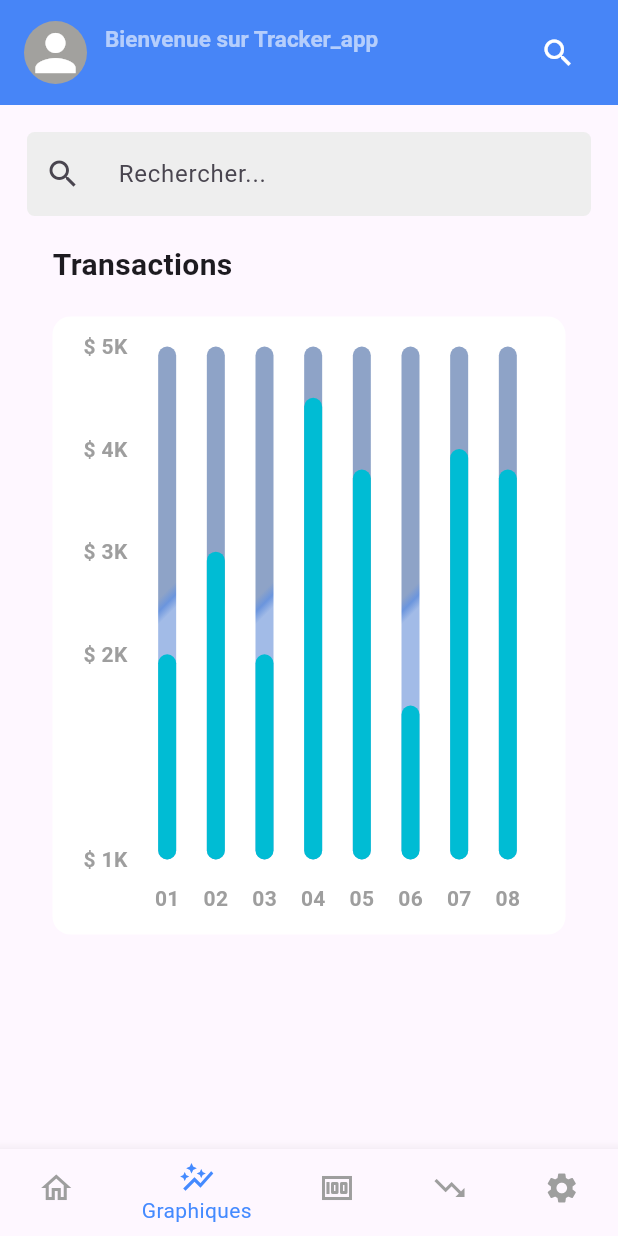
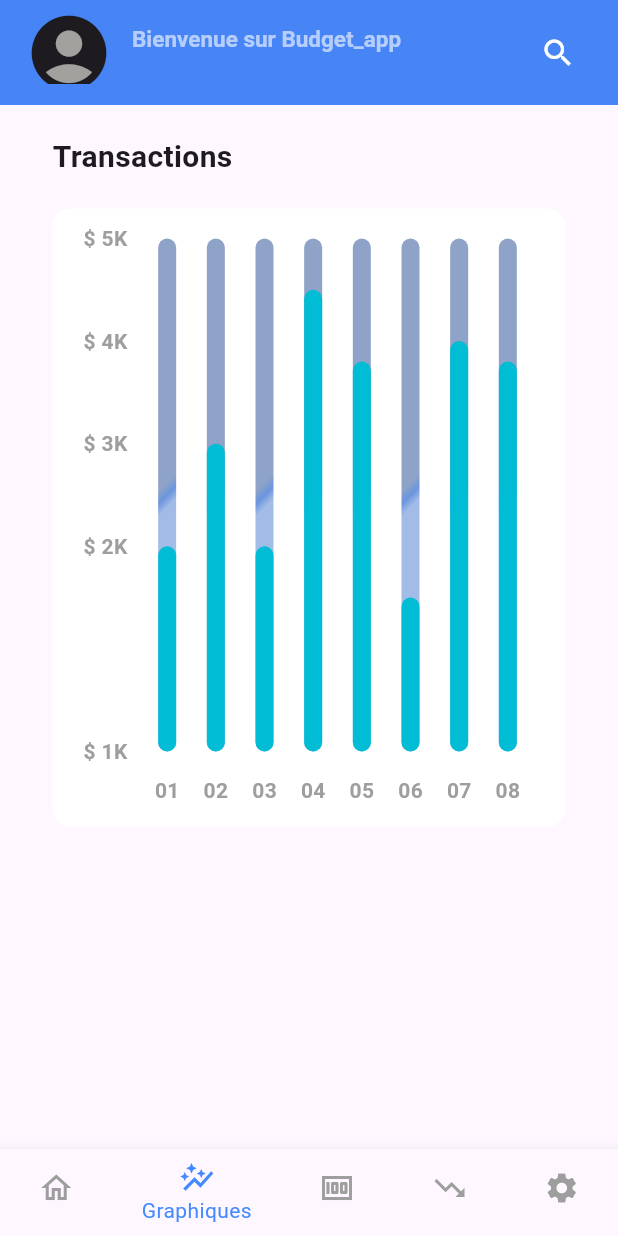
Before and after one commit to sammywasukundi/tracker_app, a Flutter app: the HomePage screen opened directly, item 2 of the bottom bar chosen, after a tap on the "search" icon, on a phone screen of 412 x 824 dp. Run offline on Flutter 3.47's test engine with Material 3 defaults, Android fonts, the phone set to English and light mode, and no system bars; drawn by our look-alikes of fl_chart; our stand-ins replace cloud_firestore, firebase_auth, firebase_core, firebase_storage, google_fonts, image_picker; missing offline and left inert: encrypt, pointycastle; accounts and stored records are empty.

Commit message:
display user profile

```diff
--- a/lib/main.dart
+++ b/lib/main.dart
@@ -1,6 +1,6 @@
+import 'package:budget_app/firebase_options.dart';
+import 'package:budget_app/screens/auth/main_page.dart';
 import 'package:flutter/material.dart';
-import 'package:tracker_app/firebase_options.dart';
-import 'package:tracker_app/screens/auth/main_page.dart';
 //import 'package:firebase_auth/firebase_auth.dart';
 import 'package:firebase_core/firebase_core.dart';
 
--- a/lib/screens/auth/auth_page.dart
+++ b/lib/screens/auth/auth_page.dart
@@ -1,8 +1,8 @@
 // ignore_for_file: prefer_const_constructors
 
+import 'package:budget_app/screens/auth/login.dart';
+import 'package:budget_app/screens/auth/register_page.dart';
 import 'package:flutter/material.dart';
-import 'package:tracker_app/screens/auth/login.dart';
-import 'package:tracker_app/screens/auth/register_page.dart';
 
 class AuthPage extends StatefulWidget {
   const AuthPage({super.key});
--- a/lib/screens/auth/login.dart
+++ b/lib/screens/auth/login.dart
@@ -1,8 +1,8 @@
 // ignore_for_file: prefer_const_constructors
 
+import 'package:budget_app/screens/auth/forgot_pwd_page.dart';
 import 'package:firebase_auth/firebase_auth.dart';
 import 'package:flutter/material.dart';
-import 'package:tracker_app/screens/auth/forgot_pwd_page.dart';
 //import 'package:flutter_spinkit/flutter_spinkit.dart';
 
 class LoginPage extends StatefulWidget {
@@ -123,7 +123,7 @@ class _LoginPageState extends State<LoginPage> {
                   height: 35,
                 ),
                 Text(
-                  'Connectez-vous sur Tracker_app',
+                  'Connectez-vous sur Budget_app',
                   style: TextStyle(fontSize: 18, fontWeight: FontWeight.w500),
                 ),
                 SizedBox(
--- a/lib/screens/auth/main_page.dart
+++ b/lib/screens/auth/main_page.dart
@@ -1,8 +1,8 @@
+import 'package:budget_app/screens/auth/auth_page.dart';
+import 'package:budget_app/screens/home/pages/welcome.dart';
 import 'package:firebase_auth/firebase_auth.dart';
 import 'package:flutter/material.dart';
-import 'package:tracker_app/screens/auth/auth_page.dart';
-//import 'package:tracker_app/screens/home/home_page.dart';
-import 'package:tracker_app/screens/home/pages/welcome.dart';
+
 
 class MainPage extends StatelessWidget {
   const MainPage({super.key});
--- a/lib/screens/home/home_page.dart
+++ b/lib/screens/home/home_page.dart
@@ -1,20 +1,20 @@
 // ignore_for_file: prefer_const_constructors, prefer_const_literals_to_create_immutables, sort_child_properties_last
 
 //import 'package:firebase_storage/firebase_storage.dart';
+import 'package:budget_app/screens/home/main_screen.dart';
+import 'package:budget_app/screens/home/pages/forms/expense.dart';
+import 'package:budget_app/screens/home/pages/graphs/graph.dart';
+import 'package:budget_app/screens/home/pages/settings.dart';
+import 'package:budget_app/screens/home/pages/transaction.dart';
 import 'package:flutter/material.dart';
 import 'package:cloud_firestore/cloud_firestore.dart';
 import 'package:firebase_auth/firebase_auth.dart';
-import 'package:tracker_app/screens/home/main_screen.dart';
-import 'package:tracker_app/screens/home/pages/forms/expense.dart';
-import 'package:tracker_app/screens/home/pages/graphs/graph.dart';
-import 'package:tracker_app/screens/home/pages/settings.dart';
-import 'package:tracker_app/screens/home/pages/transaction.dart';
+
 //import 'package:tracker_app/screens/home/pages/welcome.dart';
 
 class HomePage extends StatefulWidget {
   const HomePage({super.key, required this.budgetId});
   final String budgetId;
-
 
   @override
   State<HomePage> createState() => _HomePageState();
@@ -28,29 +28,89 @@ class _HomePageState extends State<HomePage> {
   String? imageUrl;
   int _selectedIndex = 0; // to track the selected tab
   String? firstName;
+  Map<String, dynamic>? userDetails; // Détails utilisateur
 
-  // void _getUserProfileImage() async {
-  //   User? user = FirebaseAuth.instance.currentUser;
+  Future<void> fetchUserDetails() async {
+    // Récupère les détails utilisateur depuis Firestore
+    final details = await fetchCurrentUserDetails();
+    // Met à jour l'état avec les données utilisateur
+    setState(() {
+      userDetails = details;
+    });
+  }
 
-  //   if (user != null) {
-  //     try {
-  //       // Construis le chemin de l'image (par exemple en utilisant l'userId)
-  //       String imagePath = 'image/${user.uid}.png';
+  Future<Map<String, dynamic>?> fetchCurrentUserDetails() async {
+    try {
+      // Vérifier si l'utilisateur est connecté
+      User? currentUser = FirebaseAuth.instance.currentUser;
 
-  //       // Récupérer la référence à l'image dans Firebase Storage
-  //       Reference ref = FirebaseStorage.instance.ref().child(imagePath);
+      if (currentUser == null) {
+        print('Aucun utilisateur connecté.');
+        return null;
+      }
 
-  //       // Obtenir l'URL de téléchargement
-  //       String downloadUrl = await ref.getDownloadURL();
+      // Récupérer l'UID de l'utilisateur connecté
+      String uid = currentUser.uid;
 
-  //       setState(() {
-  //         imageUrl = downloadUrl; // Stocker l'URL pour l'afficher
-  //       });
-  //     } catch (e) {
-  //       print('Erreur lors de la récupération de l\'URL de l\'image : $e');
-  //     }
-  //   }
-  // }
+      // Chercher dans Firestore l'utilisateur avec cet UID
+      DocumentSnapshot userDoc =
+          await FirebaseFirestore.instance.collection('users').doc(uid).get();
+
+      if (!userDoc.exists) {
+        print('Aucun utilisateur trouvé pour cet UID: $uid.');
+        return null;
+      }
+
+      // Récupérer les détails de l'utilisateur
+      Map<String, dynamic> userData = {
+        'firstName': userDoc['first name'],
+        'lastName': userDoc['last name'],
+        'email': userDoc['email'],
+        'profile': userDoc['profile'],
+        'createdAt': userDoc['createdAt'] != null
+            ? userDoc['createdAt'].toDate().toString()
+            : 'N/A',
+      };
+
+      return userData;
+    } catch (e) {
+      print('Erreur lors de la récupération des détails utilisateur: $e');
+      return null;
+    }
+  }
+
+  Widget buildUserDetails() {
+    return FutureBuilder<Map<String, dynamic>?>(
+      future: fetchCurrentUserDetails(),
+      builder: (context, snapshot) {
+        if (snapshot.connectionState == ConnectionState.waiting) {
+          return Center(child: CircularProgressIndicator());
+        } else if (snapshot.hasError) {
+          return Center(
+              child:
+                  Text('Erreur lors du chargement des détails utilisateur.'));
+        } else if (!snapshot.hasData || snapshot.data == null) {
+          return Center(child: Text('Aucun utilisateur trouvé.'));
+        } else {
+          Map<String, dynamic> user = snapshot.data!;
+
+          return Column(
+            children: [
+              user['profile'] != null
+                  ? Image.network(user['profile'],
+                      width: 100, height: 100, fit: BoxFit.cover)
+                  : Icon(Icons.account_circle, size: 100),
+              SizedBox(height: 10),
+              Text('${user['firstName']} ${user['lastName']}',
+                  style: TextStyle(fontSize: 20)),
+              Text(user['email']),
+              Text('Ajouté le: ${user['createdAt']}'),
+            ],
+          );
+        }
+      },
+    );
+  }
 
   void _onItemTapped(int index) {
     setState(() {
@@ -87,12 +147,12 @@ class _HomePageState extends State<HomePage> {
   void initState() {
     super.initState();
     getDocId(); // Fetch document IDs on initialization
-    //_getUserProfileImage();
+    fetchUserDetails();
   }
 
   @override
   Widget build(BuildContext context) {
-    User? user = FirebaseAuth.instance.currentUser;
+    //User? user = FirebaseAuth.instance.currentUser;
 
     return Scaffold(
       appBar: PreferredSize(
@@ -121,29 +181,20 @@ class _HomePageState extends State<HomePage> {
                     SizedBox(
                       height: 60,
                       child: ClipOval(
-                        child: imageUrl != null
+                        child: (userDetails != null &&
+                                userDetails!['profile'] != null &&
+                                userDetails!['profile'] != '')
                             ? Image.network(
-                                imageUrl!, // Utiliser l'URL de l'image récupérée
-                                width: double.infinity,
-                                height: double
-                                    .infinity, // Remplir l'espace du container
+                                userDetails![
+                                    'profile'], // Vérification si 'profile' n'est pas null
+                                width: 60, // Largeur du cercle
+                                height: 60, // Hauteur du cercle
                                 fit: BoxFit
-                                    .cover, // Ajuster l'image au container
-                                errorBuilder: (context, error, stackTrace) {
-                                  // Afficher l'icône si l'image ne peut pas être chargée
-                                  return Icon(
-                                    Icons.person,
-                                    size: 40,
-                                    color: Colors
-                                        .white, // Icône blanche par défaut
-                                  );
-                                },
+                                    .cover, // Ajuste l'image pour remplir le cercle
                               )
                             : Icon(
-                                Icons.person,
-                                size: 40,
-                                color: Colors
-                                    .white, // Affiche une icône si aucune image n'est trouvée
+                                Icons.account_circle,
+                                size: 60, // Taille de l'icône par défaut
                               ),
                       ),
                     ),
@@ -156,14 +207,16 @@ class _HomePageState extends State<HomePage> {
                   crossAxisAlignment: CrossAxisAlignment.start,
                   children: [
                     Text(
-                      'Bienvenue sur Tracker_app',
+                      'Bienvenue sur Budget_app',
                       style: TextStyle(
                           fontSize: 15,
                           fontWeight: FontWeight.bold,
                           color: Colors.white60),
                     ),
                     Text(
-                      user?.email ?? 'example@example.com',
+                      userDetails != null
+                          ? '${userDetails!['firstName']} ${userDetails!['lastName']}'
+                          : 'Chargement...', // Affiche le nom de l'utilisateur ou un texte par défaut
                       style: TextStyle(
                         fontSize: 14,
                         color: Colors.white60,
@@ -177,8 +230,7 @@ class _HomePageState extends State<HomePage> {
                   icon: Icon(Icons.search, color: Colors.white),
                   onPressed: () {
                     setState(() {
-                      _isSearching =
-                          !_isSearching; // Inverse l'état de la recherche
+                      // Gérer la recherche (ajouter votre logique ici)
                     });
                   },
                 ),
--- a/lib/screens/home/pages/forms/budget.dart
+++ b/lib/screens/home/pages/forms/budget.dart
@@ -1,11 +1,12 @@
 // ignore_for_file: prefer_const_constructors, curly_braces_in_flow_control_structures
 
+import 'package:budget_app/screens/home/home_page.dart';
+import 'package:budget_app/screens/home/pages/forms/revenu.dart';
 import 'package:cloud_firestore/cloud_firestore.dart';
 import 'package:firebase_auth/firebase_auth.dart';
 import 'package:flutter/material.dart';
 import 'package:flutter/services.dart';
-import 'package:tracker_app/screens/home/home_page.dart';
-import 'package:tracker_app/screens/home/pages/forms/revenu.dart';
+
 
 class FormBudget extends StatefulWidget {
   const FormBudget({super.key});
--- a/lib/screens/home/pages/forms/category.dart
+++ b/lib/screens/home/pages/forms/category.dart
@@ -1,9 +1,9 @@
 // ignore_for_file: prefer_const_constructors
 
+import 'package:budget_app/screens/home/home_page.dart';
 import 'package:cloud_firestore/cloud_firestore.dart';
 import 'package:firebase_auth/firebase_auth.dart';
 import 'package:flutter/material.dart';
-import 'package:tracker_app/screens/home/home_page.dart';
 
 class AddCategorie extends StatefulWidget {
   const AddCategorie({super.key});
--- a/lib/screens/home/pages/forms/revenu.dart
+++ b/lib/screens/home/pages/forms/revenu.dart
@@ -1,9 +1,9 @@
 // ignore_for_file: prefer_const_constructors, prefer_if_null_operators, use_build_context_synchronously
 
+import 'package:budget_app/screens/home/pages/forms/category.dart';
 import 'package:cloud_firestore/cloud_firestore.dart';
 import 'package:firebase_auth/firebase_auth.dart';
 import 'package:flutter/material.dart';
-import 'package:tracker_app/screens/home/pages/forms/category.dart';
 
 class CategoryScreen extends StatefulWidget {
   const CategoryScreen({super.key});
--- a/lib/screens/home/pages/graphs/graph.dart
+++ b/lib/screens/home/pages/graphs/graph.dart
@@ -1,5 +1,5 @@
+import 'package:budget_app/screens/home/pages/graphs/chart.dart';
 import 'package:flutter/material.dart';
-import 'package:tracker_app/screens/home/pages/graphs/chart.dart';
 
 class GraphScreen extends StatefulWidget {
   const GraphScreen({super.key});
--- a/lib/screens/home/pages/settings.dart
+++ b/lib/screens/home/pages/settings.dart
@@ -1,10 +1,10 @@
 // ignore_for_file: prefer_const_constructors
 
+import 'package:budget_app/screens/home/pages/forms/expense.dart';
+import 'package:budget_app/screens/home/pages/welcome.dart';
 import 'package:cloud_firestore/cloud_firestore.dart';
 import 'package:firebase_auth/firebase_auth.dart';
 import 'package:flutter/material.dart';
-import 'package:tracker_app/screens/home/pages/forms/expense.dart';
-import 'package:tracker_app/screens/home/pages/welcome.dart';
 
 class SettingsScreen extends StatefulWidget {
   const SettingsScreen({super.key});
--- a/pubspec.yaml
+++ b/pubspec.yaml
@@ -1,4 +1,4 @@
-name: tracker_app
+name: budget_app
 description: "A new Flutter project."
 # The following line prevents the package from being accidentally published to
 # pub.dev using `flutter pub publish`. This is preferred for private packages.
```
Also changed, not shown: lib/screens/auth/register_page.dart (+37 -18 lines), lib/screens/home/pages/welcome.dart (+78 -13 lines), 1 other file.
